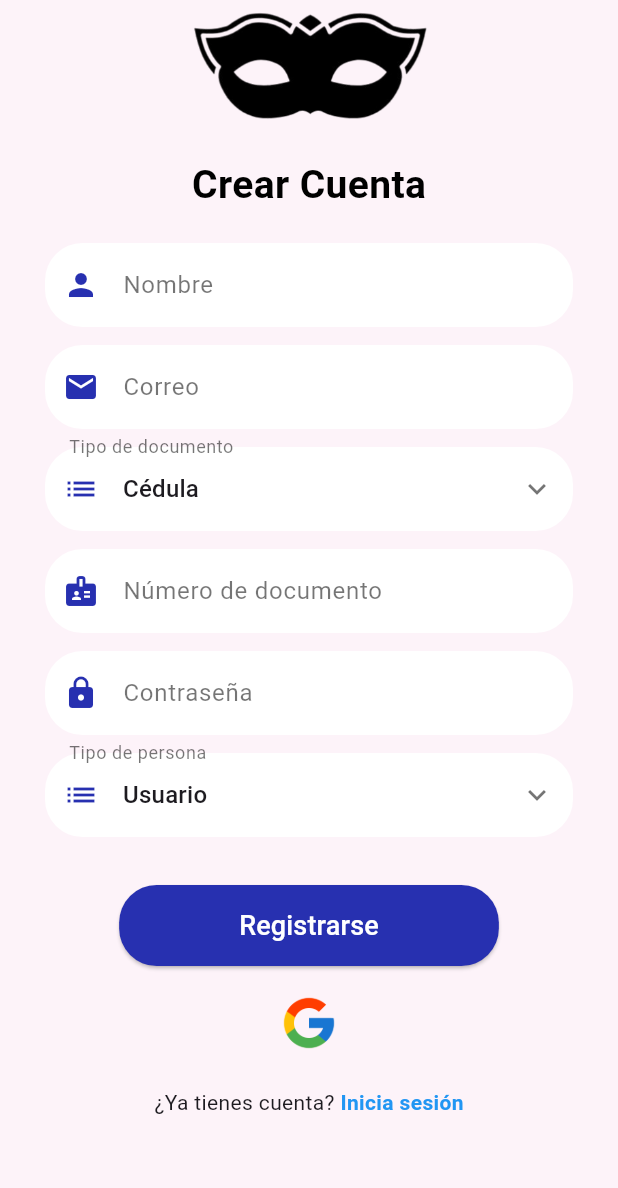
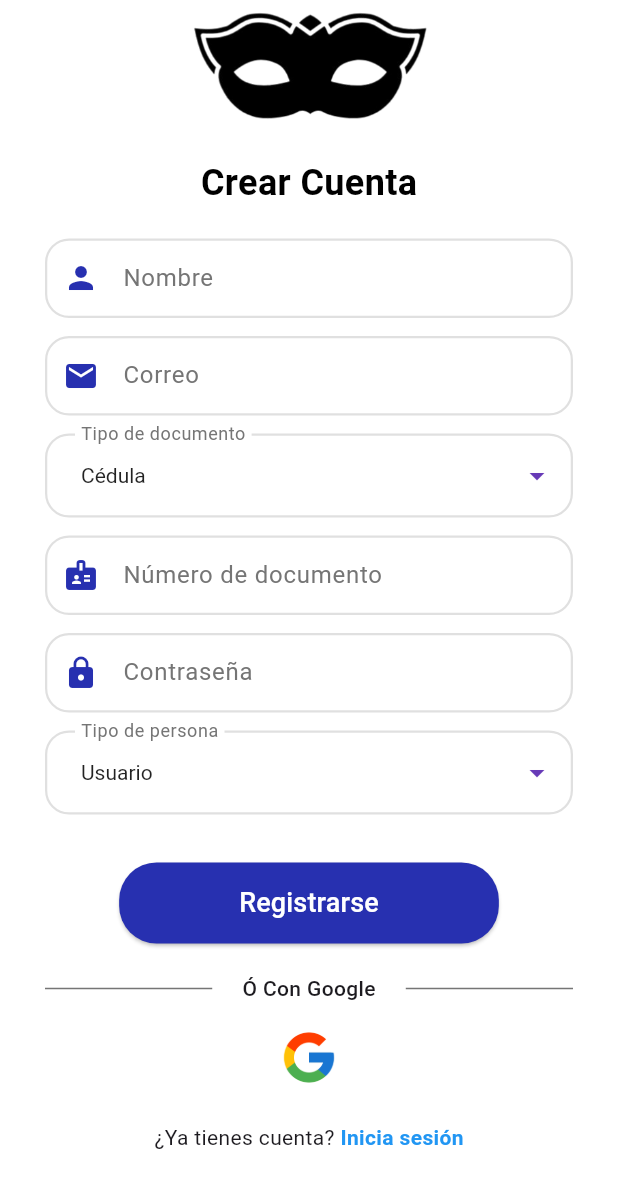
Before and after one commit to AlejoValdes10/mi-version-fiestafinder, a Flutter app: the screen it shows after launch, after a tap on "REGISTRARSE", on a phone screen of 412 x 824 dp. Shown: the top 1188 px of the screen. Run offline on Flutter 3.47's test engine with Material 3 defaults, Android fonts, the phone set to English and light mode, and no system bars; our stand-ins replace cached_network_image, cloud_firestore, firebase_auth, firebase_core, flutter_map, google_fonts and 4 more; missing offline and left inert: cloudinary_public; accounts and stored records are empty; network calls fail.

Commit message:
Primer commit de mi proyecto

```diff
--- a/lib/agregar_evento_screen.dart
+++ b/lib/agregar_evento_screen.dart
@@ -1,5 +1,5 @@
 import 'package:cloud_firestore/cloud_firestore.dart';
-import 'package:firebase_storage/firebase_storage.dart';
+/*import 'package:firebase_storage/firebase_storage.dart';*/
 import 'package:flutter/material.dart';
 import 'package:google_fonts/google_fonts.dart';
 import 'package:image_picker/image_picker.dart';
@@ -9,6 +9,7 @@ import 'package:firebase_auth/firebase_auth.dart';
 import 'package:flutter_map/flutter_map.dart';
 import 'package:latlong2/latlong.dart';
 import 'dart:math';
+import 'package:cloudinary_public/cloudinary_public.dart';
 
 class AgregarEventoScreen extends StatefulWidget {
   final User user;
@@ -34,6 +35,9 @@ class _AgregarEventoScreenState extends State<AgregarEventoScreen> {
   final _nequiController = TextEditingController();
   final _daviplataController = TextEditingController();
 
+  final String _cloudinaryCloudName = 'di6pgbrlu';
+  final String _cloudinaryUploadPreset = 'fiesta_finder_preset';
+
   // Zonas de la ciudad
   final List<String> _zonas = [
     'Norte',
@@ -54,7 +58,7 @@ class _AgregarEventoScreenState extends State<AgregarEventoScreen> {
     'Nequi',
     'Daviplata',
   ];
-  List<String> _mediosSeleccionados = [];
+  final List<String> _mediosSeleccionados = [];
 
   String? _imagenPredefinida;
   String? _zonaSeleccionada;
@@ -123,16 +127,34 @@ class _AgregarEventoScreenState extends State<AgregarEventoScreen> {
     }
   }
 
+  // Añade estas variables para tus credenciales de Cloudinary
+  // Te explico esto en el paso 5
+
+  // ... tu código existente
   Future<String?> _uploadImage(File image) async {
     try {
       setState(() => _isLoading = true);
-      final fileName = 'event_${DateTime.now().millisecondsSinceEpoch}.jpg';
-      final ref = FirebaseStorage.instance.ref('event_images/$fileName');
-      await ref.putFile(image);
-      return await ref.getDownloadURL();
-    } catch (e) {
-      debugPrint('Error uploading image: $e');
-      _showErrorSnackBar('Error al subir la imagen');
+
+      // Configura la instancia de Cloudinary con tu Cloud Name y Upload Preset
+      final cloudinary = CloudinaryPublic(
+        _cloudinaryCloudName,
+        _cloudinaryUploadPreset,
+        cache: false,
+      );
+
+      // Sube la imagen a Cloudinary
+      final response = await cloudinary.uploadFile(
+        CloudinaryFile.fromFile(
+          image.path,
+          resourceType: CloudinaryResourceType.Image,
+        ),
+      );
+
+      // Devuelve la URL segura de la imagen
+      return response.secureUrl;
+    } on CloudinaryException catch (e) {
+      debugPrint('Error al subir imagen a Cloudinary: ${e.message}');
+      _showErrorSnackBar('Error al subir la imagen: ${e.message}');
       return null;
     } finally {
       setState(() => _isLoading = false);
@@ -278,10 +300,7 @@ class _AgregarEventoScreenState extends State<AgregarEventoScreen> {
         'fecha': DateFormat('dd/MM/yyyy').format(fechaEvento),
         'fechaTimestamp': Timestamp.fromDate(fechaEvento),
         'tipo': _tipoSeleccionado,
-        'image':
-            _imageFile != null
-                ? await _uploadImage(_imageFile!)
-                : _imagenPredefinida ?? 'assets/unnamed.png',
+        /*ojo*/ 'image': imageUrl ?? _imagenPredefinida ?? 'assets/unnamed.png',
         'creatorId': widget.user.uid,
         'createdAt': FieldValue.serverTimestamp(),
         'status': 'pending',
@@ -825,7 +844,9 @@ class _AgregarEventoScreenState extends State<AgregarEventoScreen> {
             value: value,
             onChanged: onChanged,
             activeColor: Color(0xFF6A11CB),
-            activeTrackColor: Color(0xFF6A11CB).withOpacity(0.3),
+            /*ojo*/ activeTrackColor: Color(
+              0xFF6A11CB,
+            ).withAlpha(76), // 0.3 * 255 = 76.5
           ),
         ],
       ),
--- a/lib/login_screen.dart
+++ b/lib/login_screen.dart
@@ -117,7 +117,7 @@ class LoginScreenState extends State<LoginScreen> {
     showModalBottomSheet(
       context: context,
       isScrollControlled: true,
-      backgroundColor: Colors.white,
+      backgroundColor: const Color.fromARGB(255, 255, 255, 255),
       shape: RoundedRectangleBorder(
         borderRadius: BorderRadius.vertical(top: Radius.circular(25)),
       ),
@@ -355,6 +355,7 @@ class LoginScreenState extends State<LoginScreen> {
   @override
   Widget build(BuildContext context) {
     return Scaffold(
+      backgroundColor: const Color.fromARGB(255, 255, 255, 255), // <-- Aquí puedes definir el color que prefieras
       body: LayoutBuilder(
         builder:
             (context, constraints) => SingleChildScrollView(
--- a/lib/main.dart
+++ b/lib/main.dart
@@ -26,7 +26,10 @@ Widget build(BuildContext context) {
         '/welcome': (context) => const WelcomeScreen(),
         '/login': (context) => const login.LoginScreen(),
         '/register': (context) => const register.RegisterScreen(),
-      '/home': (context) => HomeScreen(FirebaseAuth.instance.currentUser!), // Esta es la pantalla principal
+        '/home':
+            (context) => HomeScreen(
+              FirebaseAuth.instance.currentUser!,
+            ), // Esta es la pantalla principal
       },
     );
   }
--- a/lib/register_screen.dart
+++ b/lib/register_screen.dart
@@ -15,7 +15,8 @@ class RegisterScreen extends StatefulWidget {
 class RegisterScreenState extends State<RegisterScreen> {
   final TextEditingController nameController = TextEditingController();
   final TextEditingController emailController = TextEditingController();
-  final TextEditingController documentNumberController = TextEditingController();
+  final TextEditingController documentNumberController =
+      TextEditingController();
   final TextEditingController passwordController = TextEditingController();
   final TextEditingController nitController = TextEditingController();
 
@@ -40,9 +41,9 @@ class RegisterScreenState extends State<RegisterScreen> {
 
   Future<void> _register() async {
     if (!_isEmailValid(emailController.text)) {
-      ScaffoldMessenger.of(context).showSnackBar(
-        const SnackBar(content: Text('Correo inválido')),
-      );
+      ScaffoldMessenger.of(
+        context,
+      ).showSnackBar(const SnackBar(content: Text('Correo inválido')));
       return;
     }
     if (!_isPasswordValid(passwordController.text)) {
@@ -57,7 +58,9 @@ class RegisterScreenState extends State<RegisterScreen> {
     }
     if (!_isNumeric(documentNumberController.text)) {
       ScaffoldMessenger.of(context).showSnackBar(
-        const SnackBar(content: Text('El número de documento debe contener solo números.')),
+        const SnackBar(
+          content: Text('El número de documento debe contener solo números.'),
+        ),
       );
       return;
     }
@@ -67,20 +70,27 @@ class RegisterScreenState extends State<RegisterScreen> {
       );
       return;
     }
-    if (personType == 'Administrador' && !emailController.text.endsWith('@admin.com')) {
+    if (personType == 'Administrador' &&
+        !emailController.text.endsWith('@admin.com')) {
       ScaffoldMessenger.of(context).showSnackBar(
-    const SnackBar(content: Text('Los administradores deben registrarse con un correo @admin.com')),
+        const SnackBar(
+          content: Text(
+            'Los administradores deben registrarse con un correo @admin.com',
+          ),
+        ),
       );
       return;
     }
 
     try {
-      UserCredential userCredential = await _auth.createUserWithEmailAndPassword(
+      UserCredential userCredential = await _auth
+          .createUserWithEmailAndPassword(
             email: emailController.text.trim(),
             password: passwordController.text.trim(),
           );
 
-      await _firestore.collection('usuarios').doc(userCredential.user!.uid).set({
+      await _firestore.collection('usuarios').doc(userCredential.user!.uid).set(
+        {
           'nombre': nameController.text.trim(),
           'correo': emailController.text.trim(),
           'tipoDocumento': documentType,
@@ -88,7 +98,8 @@ class RegisterScreenState extends State<RegisterScreen> {
           'tipoPersona': personType,
           if (personType == 'Empresario') 'NIT': nitController.text.trim(),
           'isAdmin': personType == 'Administrador', // Agregar este campo
-});
+        },
+      );
 
       Navigator.pushReplacement(
         context,
@@ -97,7 +108,9 @@ class RegisterScreenState extends State<RegisterScreen> {
         ),
       );
     } catch (e) {
-      ScaffoldMessenger.of(context).showSnackBar(SnackBar(content: Text('Error al registrarse: $e')));
+      ScaffoldMessenger.of(
+        context,
+      ).showSnackBar(SnackBar(content: Text('Error al registrarse: $e')));
     }
   }
 
@@ -110,7 +123,9 @@ class RegisterScreenState extends State<RegisterScreen> {
       builder: (context) {
         return AlertDialog(
           title: Text('¿Registrarse como Usuario?'),
-          content: Text('Si te registras con Google, serás registrado como Usuario. Si deseas registrarte como Empresario, debes llenar los datos adicionales.'),
+          content: Text(
+            'Si te registras con Google, serás registrado como Usuario. Si deseas registrarte como Empresario, debes llenar los datos adicionales.',
+          ),
           actions: <Widget>[
             TextButton(
               onPressed: () {
@@ -134,16 +149,22 @@ class RegisterScreenState extends State<RegisterScreen> {
     if (shouldRegisterAsUser) {
       try {
         final GoogleSignInAccount? googleUser = await GoogleSignIn().signIn();
-        final GoogleSignInAuthentication? googleAuth = await googleUser?.authentication;
+        final GoogleSignInAuthentication? googleAuth =
+            await googleUser?.authentication;
 
         final AuthCredential credential = GoogleAuthProvider.credential(
           accessToken: googleAuth?.accessToken,
           idToken: googleAuth?.idToken,
         );
 
-        UserCredential userCredential = await _auth.signInWithCredential(credential);
+        UserCredential userCredential = await _auth.signInWithCredential(
+          credential,
+        );
 
-        await _firestore.collection('usuarios').doc(userCredential.user!.uid).set({
+        await _firestore
+            .collection('usuarios')
+            .doc(userCredential.user!.uid)
+            .set({
               'nombre': userCredential.user?.displayName ?? '',
               'correo': userCredential.user?.email ?? '',
               'tipoPersona': 'Usuario',
@@ -156,7 +177,9 @@ class RegisterScreenState extends State<RegisterScreen> {
           ),
         );
       } catch (e) {
-        ScaffoldMessenger.of(context).showSnackBar(SnackBar(content: Text('Error al registrarse con Google: $e')));
+        ScaffoldMessenger.of(context).showSnackBar(
+          SnackBar(content: Text('Error al registrarse con Google: $e')),
+        );
       }
     }
   }
@@ -164,6 +187,12 @@ class RegisterScreenState extends State<RegisterScreen> {
   @override
   Widget build(BuildContext context) {
     return Scaffold(
+      backgroundColor: const Color.fromARGB(
+        255,
+        255,
+        255,
+        255,
+      ), // <-- Aquí puedes definir el color que prefieras
       body: LayoutBuilder(
         builder: (context, constraints) {
           return SingleChildScrollView(
@@ -171,7 +200,6 @@ class RegisterScreenState extends State<RegisterScreen> {
             child: ConstrainedBox(
               constraints: BoxConstraints(minHeight: constraints.maxHeight),
               child: Container(
-                color: const Color(0xFFFDF3F9),
                 padding: const EdgeInsets.symmetric(horizontal: 30.0),
                 child: Center(
                   child: Column(
@@ -183,7 +211,7 @@ class RegisterScreenState extends State<RegisterScreen> {
                       const Text(
                         'Crear Cuenta',
                         style: TextStyle(
-                          fontSize: 26,
+                          fontSize: 24,
                           fontWeight: FontWeight.bold,
                           color: Colors.black,
                         ),
@@ -191,8 +219,12 @@ class RegisterScreenState extends State<RegisterScreen> {
                       const SizedBox(height: 20),
                       _buildTextField(nameController, 'Nombre', Icons.person),
                       const SizedBox(height: 12),
-                      _buildTextField(emailController, 'Correo', Icons.email,
-                          keyboardType: TextInputType.emailAddress),
+                      _buildTextField(
+                        emailController,
+                        'Correo',
+                        Icons.email,
+                        keyboardType: TextInputType.emailAddress,
+                      ),
                       const SizedBox(height: 12),
                       _buildDropdown(
                         'Tipo de documento',
@@ -222,7 +254,11 @@ class RegisterScreenState extends State<RegisterScreen> {
                       _buildDropdown(
                         'Tipo de persona',
                         personType,
-  ['Usuario', 'Empresario', 'Administrador'], // Agregar 'Administrador'
+                        [
+                          'Usuario',
+                          'Empresario',
+                          'Administrador',
+                        ], // Agregar 'Administrador'
                         (value) {
                           setState(() {
                             personType = value!;
@@ -246,8 +282,42 @@ class RegisterScreenState extends State<RegisterScreen> {
                         _register,
                         const Color.fromARGB(255, 39, 48, 176),
                       ),
-                      const SizedBox(height: 10),
-                      _buildGoogleButton(),
+                      const SizedBox(
+                        height: 20,
+                      ), // Ajustamos la separación aquí
+                      // Aquí comenzamos con el logo de Google
+                      Column(
+                        children: [
+                          Row(
+                            children: [
+                              // Líneas horizontales más cortas
+                              Expanded(
+                                child: Divider(
+                                  color: Colors.black54, // Color de la línea
+                                  thickness: 1,
+                                  endIndent: 20, // Hace la línea más corta
+                                ),
+                              ),
+                              const Text(
+                                'Ó Con Google',
+                                style: TextStyle(
+                                  fontSize: 14,
+                                  fontWeight: FontWeight.w500,
+                                ),
+                              ),
+                              Expanded(
+                                child: Divider(
+                                  color: Colors.black54, // Color de la línea
+                                  thickness: 1,
+                                  indent: 20, // Hace la línea más corta
+                                ),
+                              ),
+                            ],
+                          ),
+                          const SizedBox(height: 8),
+                          _buildGoogleButton(), // El botón de Google sigue aquí
+                        ],
+                      ),
                       const SizedBox(height: 15),
                       _buildLoginText(),
                       SizedBox(height: constraints.maxHeight * 0.1),
@@ -292,10 +362,7 @@ class RegisterScreenState extends State<RegisterScreen> {
           },
           child: const Text(
             'Inicia sesión',
-            style: TextStyle(
-              color: Colors.blue,
-              fontWeight: FontWeight.bold,
-            ),
+            style: TextStyle(color: Colors.blue, fontWeight: FontWeight.bold),
           ),
         ),
       ],
@@ -304,58 +371,93 @@ class RegisterScreenState extends State<RegisterScreen> {
 
   Widget _buildTextField(
     TextEditingController controller,
-    String label,
-    IconData icon, {
-    TextInputType keyboardType = TextInputType.text,
+    String labelText,
+    IconData prefixIcon, {
     bool obscureText = false,
+    TextInputType? keyboardType,
   }) {
     return TextField(
       controller: controller,
+      obscureText: obscureText,
+      keyboardType: keyboardType,
+      style: TextStyle(color: Colors.black87, fontSize: 14), // Texto moderno
       decoration: InputDecoration(
-        prefixIcon: Icon(icon, color: const Color.fromARGB(255, 39, 48, 176)),
-        labelText: label,
-        labelStyle: const TextStyle(color: Colors.black54),
+        labelText: labelText,
+        labelStyle: TextStyle(color: Colors.grey[600]), // Color label moderno
+        prefixIcon: Icon(
+          prefixIcon,
+          color: const Color.fromARGB(255, 39, 48, 176),
+        ), // Icono morado
         filled: true,
         fillColor: Colors.white,
+        contentPadding: EdgeInsets.symmetric(
+          vertical: 16,
+          horizontal: 20,
+        ), // Más espacio interno
         border: OutlineInputBorder(
-          borderRadius: BorderRadius.circular(25),
-          borderSide: BorderSide.none,
+          borderSide: BorderSide(color: Colors.grey[300]!, width: 1.5),
+          borderRadius: BorderRadius.circular(
+            16.0,
+          ), // Esquinas super redondeadas
         ),
+        enabledBorder: OutlineInputBorder(
+          borderSide: BorderSide(color: Colors.grey[300]!, width: 1.5),
+          borderRadius: BorderRadius.circular(16.0),
         ),
-      keyboardType: keyboardType,
-      obscureText: obscureText,
+        focusedBorder: OutlineInputBorder(
+          borderSide: BorderSide(
+            color: const Color.fromARGB(255, 39, 48, 176),
+            width: 2.0,
+          ), // Morado al enfocar
+          borderRadius: BorderRadius.circular(16.0),
+        ),
+        floatingLabelBehavior:
+            FloatingLabelBehavior.auto, // Label flotante moderno
+        floatingLabelStyle: TextStyle(
+          color: const Color.fromARGB(255, 39, 48, 176),
+        ), // Label morado al enfocar
+      ),
     );
   }
 
   Widget _buildDropdown(
     String label,
-    String value,
+    String? value,
     List<String> items,
-    ValueChanged<String?> onChanged,
+    Function(String?) onChanged,
   ) {
     return DropdownButtonFormField<String>(
       value: value,
-      items: items
-          .map((type) => DropdownMenuItem(
-                value: type,
-                child: Text(type, style: const TextStyle(fontSize: 16)),
-              ))
-          .toList(),
+      dropdownColor: Colors.white, // Fondo blanco para el dropdown
+      icon: Icon(
+        Icons.arrow_drop_down,
+        color: Colors.deepPurple,
+      ), // Icono morado
+      style: TextStyle(color: Colors.black87, fontSize: 14),
+      items:
+          items.map((item) {
+            return DropdownMenuItem<String>(value: item, child: Text(item));
+          }).toList(),
       onChanged: onChanged,
       decoration: InputDecoration(
-        prefixIcon: Icon(Icons.list, color: const Color.fromARGB(255, 39, 48, 176)),
         labelText: label,
-        labelStyle: const TextStyle(color: Colors.black54),
+        labelStyle: TextStyle(color: Colors.grey[600]),
         filled: true,
         fillColor: Colors.white,
+        contentPadding: EdgeInsets.symmetric(horizontal: 20, vertical: 16),
         border: OutlineInputBorder(
-          borderRadius: BorderRadius.circular(25),
-          borderSide: BorderSide.none,
+          borderSide: BorderSide(color: Colors.grey[300]!, width: 1.5),
+          borderRadius: BorderRadius.circular(16),
+        ),
+        enabledBorder: OutlineInputBorder(
+          borderSide: BorderSide(color: Colors.grey[300]!, width: 1.5),
+          borderRadius: BorderRadius.circular(16),
+        ),
+        focusedBorder: OutlineInputBorder(
+          borderSide: BorderSide(color: Colors.deepPurple, width: 2.0),
+          borderRadius: BorderRadius.circular(16),
         ),
       ),
-      menuMaxHeight: 300,
-      isExpanded: true,
-      icon: const Icon(Icons.keyboard_arrow_down, color: Colors.black54),
     );
   }
 
@@ -370,9 +472,7 @@ class RegisterScreenState extends State<RegisterScreen> {
         backgroundColor: color,
         foregroundColor: Colors.white,
         padding: const EdgeInsets.symmetric(horizontal: 80, vertical: 14),
-        shape: RoundedRectangleBorder(
-          borderRadius: BorderRadius.circular(25),
-        ),
+        shape: RoundedRectangleBorder(borderRadius: BorderRadius.circular(25)),
       ),
       child: Text(label, style: const TextStyle(fontSize: 18)),
     );
--- a/lib/welcome_screen.dart
+++ b/lib/welcome_screen.dart
@@ -8,19 +8,19 @@ class WelcomeScreen extends StatelessWidget {
     return Scaffold(
       body: Stack(
         children: [
-          // Fondo GIF
-          Positioned.fill(
-            child: Image.asset(
-              'assets/splash2.gif', // Reemplaza con el nombre de tu GIF
-              fit: BoxFit.cover, // Cubre toda la pantalla
-            ),
-          ),
+  // Fondo color sólido
+  Positioned.fill(
+    child: Container(
+      color: const Color.fromARGB(255, 255, 255, 255),  // Aquí puedes elegir el color que prefieras
+    ),
+  ),
+
           // Contenido principal
           Center(
             child: Column(
               mainAxisAlignment: MainAxisAlignment.center,
               children: [
-                Image.asset('assets/ff2.png', height: 150),
+                Image.asset('assets/ff.png', height: 150),
                 const SizedBox(height: 20),
                 Text(
                   'FIESTA FINDER',
@@ -41,8 +41,8 @@ class WelcomeScreen extends StatelessWidget {
                 ElevatedButton(
                   onPressed: () => Navigator.pushNamed(context, '/login'),
                   style: ElevatedButton.styleFrom(
-                    backgroundColor: const Color.fromARGB(255, 255, 255, 255).withOpacity(0.8),
-                    foregroundColor: const Color.fromARGB(255, 0, 0, 0),
+                    backgroundColor: const Color.fromARGB(255, 0, 0, 0).withOpacity(0.8),
+                    foregroundColor: const Color.fromARGB(255, 255, 255, 255),
                     padding: const EdgeInsets.symmetric(horizontal: 40, vertical: 15),
                     textStyle: const TextStyle(fontSize: 18, fontWeight: FontWeight.bold),
                     shape: RoundedRectangleBorder(
@@ -55,8 +55,8 @@ class WelcomeScreen extends StatelessWidget {
                 ElevatedButton(
                   onPressed: () => Navigator.pushNamed(context, '/register'),
                   style: ElevatedButton.styleFrom(
-                    backgroundColor: const Color.fromARGB(255, 255, 255, 255).withOpacity(0.9),
-                    foregroundColor: const Color.fromARGB(255, 0, 0, 0),
+                    backgroundColor: const Color.fromARGB(255, 0, 0, 0).withOpacity(0.9),
+                    foregroundColor: const Color.fromARGB(255, 255, 255, 255),
                     padding: const EdgeInsets.symmetric(horizontal: 40, vertical: 15),
                     textStyle: const TextStyle(fontSize: 18, fontWeight: FontWeight.bold),
                     shape: RoundedRectangleBorder(
--- a/pubspec.yaml
+++ b/pubspec.yaml
@@ -50,8 +50,10 @@ dependencies:
   latlong2: ^0.9.0
   http: ^1.3.0
   map_location_picker: ^1.1.0
-
-
+  # ... otros paquetes
+  cloudinary_public: ^0.23.1
+ #... para poder ver en mobile actualizado
+flutter_keyboard_visibility: ^5.4.1
 
 
 dev_dependencies:
```
Also changed, not shown: pubspec.lock, 6 other files. Lines whose indentation alone changed are shown as unchanged.
